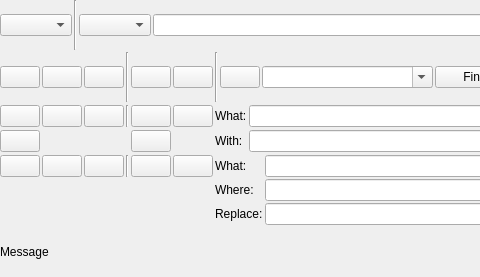
The window that resources/ui/codeeditor/status.ui (prymatex/prymatex) describes before a commit, drawn with Qt 5; both pictures show x 0 to 480 and y 0 to 277 of the 721 by 277 pixel window.
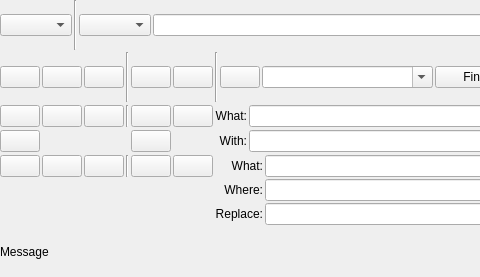
The same window after the commit. Icons and pictures are not drawn.

```diff
--- a/resources/ui/codeeditor/status.ui
+++ b/resources/ui/codeeditor/status.ui
@@ -252,6 +252,9 @@
         <property name="text">
          <string>With:</string>
         </property>
+        <property name="alignment">
+         <set>Qt::AlignRight|Qt::AlignTrailing|Qt::AlignVCenter</set>
+        </property>
        </widget>
       </item>
       <item row="0" column="4">
@@ -296,6 +299,9 @@
         <property name="text">
          <string>What:</string>
         </property>
+        <property name="alignment">
+         <set>Qt::AlignRight|Qt::AlignTrailing|Qt::AlignVCenter</set>
+        </property>
        </widget>
       </item>
       <item row="0" column="3">
@@ -499,6 +505,9 @@
         <property name="text">
          <string>Replace:</string>
         </property>
+        <property name="alignment">
+         <set>Qt::AlignRight|Qt::AlignTrailing|Qt::AlignVCenter</set>
+        </property>
        </widget>
       </item>
       <item row="0" column="6">
@@ -506,6 +515,9 @@
         <property name="text">
          <string>What:</string>
         </property>
+        <property name="alignment">
+         <set>Qt::AlignRight|Qt::AlignTrailing|Qt::AlignVCenter</set>
+        </property>
        </widget>
       </item>
       <item row="1" column="6">
@@ -513,6 +525,9 @@
         <property name="text">
          <string>Where:</string>
         </property>
+        <property name="alignment">
+         <set>Qt::AlignRight|Qt::AlignTrailing|Qt::AlignVCenter</set>
+        </property>
        </widget>
       </item>
       <item row="0" column="2">
```
